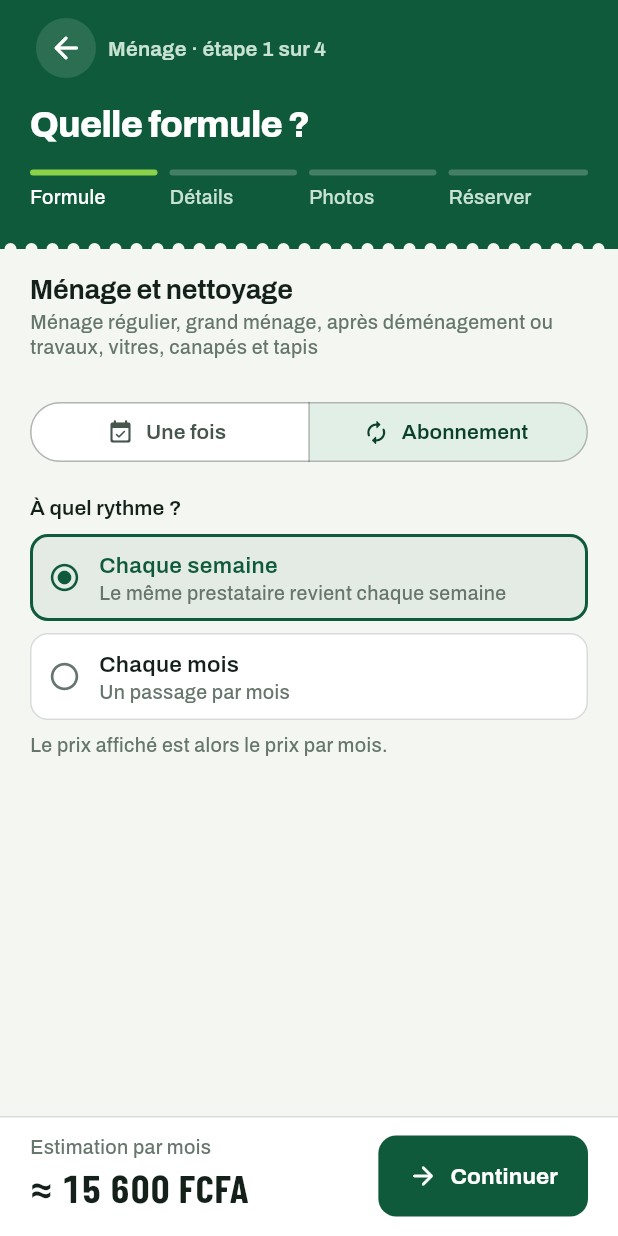
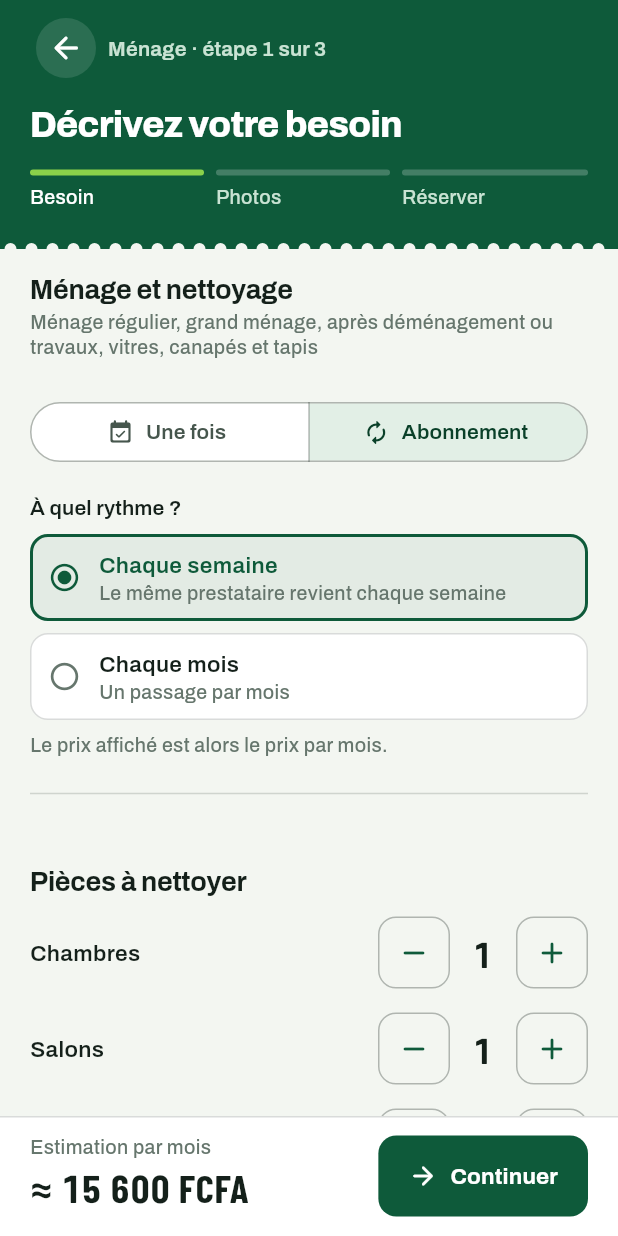
Before and after one commit to mopoleonel/Wanda, a Flutter app: the DemandePage screen opened by its route, after a tap on "Abonnement", on a phone screen of 412 x 824 dp. Run offline on Flutter 3.47's test engine with Material 3 defaults, Android fonts, the phone set to English and light mode, and no system bars; our stand-ins replace connectivity_plus, firebase_core, firebase_messaging, fl_chart, flutter_dotenv, flutter_riverpod and 6 more; missing offline and left inert: google_mlkit_face_detection, google_mlkit_text_recognition; accounts and stored records are empty.

Commit message:
Réservation en 3 étapes ; onglet Accueil
- Formule (une fois / abonnement) et questions du service sur un même écran
- Libellés courts dans la barre de prix (Photo, Vérifier) : plus de
  débordement sur les petits écrans

Co-Authored-By: Claude Opus 5.5 <noreply@anthropic.com>

```diff
--- a/lib/features/demande/demande_page.dart
+++ b/lib/features/demande/demande_page.dart
@@ -1,8 +1,8 @@
 // demande_page.dart
 // -----------------------------------------------------------------------------
-// Réserver un service ménager, en 4 étapes courtes :
-//   1. formule (une fois / abonnement)   2. détails (questionnaire)
-//   3. photos + vérification IA          4. récapitulatif et réservation
+// Réserver un service ménager, en 3 étapes courtes :
+//   1. besoin : formule (une fois / abonnement) et questionnaire
+//   2. photos + vérification IA          3. récapitulatif et réservation
 // Le prix s'affiche en direct (calcul Dart, miroir du SQL) ; au
 // récapitulatif, c'est le prix calculé par le serveur qui est affiché et
 // enregistré. L'IA ne bloque jamais : sans elle, le prix vient des réponses.
@@ -72,9 +72,10 @@ class DemandePage extends ConsumerStatefulWidget {
 }
 
 class _DemandePageState extends ConsumerState<DemandePage> {
-  static const _etapes = ['Formule', 'Détails', 'Photos', 'Réserver'];
+  // Trois étapes : la formule (une fois / abonnement) se choisit sur le même
+  // écran que les questions du service.
+  static const _etapes = ['Besoin', 'Photos', 'Réserver'];
   static const _titres = [
-    'Quelle formule ?',
     'Décrivez votre besoin',
     'Ajoutez des photos',
     'Vérifiez et réservez',
@@ -85,7 +86,7 @@ class _DemandePageState extends ConsumerState<DemandePage> {
   int _etape = 1;
   Tarifs _tarifs = Tarifs.defaut;
 
-  // Étape 3
+  // Étape 2
   final List<File> _photos = [];
   List<String> _chemins = const [];
   bool _verification = false;
@@ -93,7 +94,7 @@ class _DemandePageState extends ConsumerState<DemandePage> {
   AnalyseIa? _analyse;
   CorrectionIa? _correction;
 
-  // Étape 4
+  // Étape 3
   EstimationPrix? _prixServeur;
   bool _prixEnCours = false;
   String? _erreurPrix;
@@ -131,7 +132,7 @@ class _DemandePageState extends ConsumerState<DemandePage> {
       _chemins = a.photosEnvoyees;
       _verifiee = true;
       _analyse = a.analyseId == null ? null : AnalyseIa(id: a.analyseId);
-      _etape = 4;
+      _etape = 3;
       _preparerRecap();
     }
   }
@@ -157,13 +158,12 @@ class _DemandePageState extends ConsumerState<DemandePage> {
           showAppSnackBar(context, 'Choisissez le rythme de l\'abonnement.');
           return;
         }
-      case 2:
         final manque = manqueQuestionnaire(_demande);
         if (manque != null) {
           showAppSnackBar(context, manque);
           return;
         }
-      case 3:
+      case 2:
         if (_photos.isEmpty && _chemins.isEmpty) {
           _prendrePhoto(ImageSource.camera);
           return;
@@ -172,10 +172,10 @@ class _DemandePageState extends ConsumerState<DemandePage> {
           _verifierPhotos();
           return;
         }
-        setState(() => _etape = 4);
+        setState(() => _etape = 3);
         _preparerRecap();
         return;
-      case 4:
+      case 3:
         _reserver();
         return;
     }
@@ -429,7 +429,7 @@ class _DemandePageState extends ConsumerState<DemandePage> {
               Letterhead(
                 showBack: true,
                 onBack: _etape > 1 ? _precedent : null,
-                overline: '${style.label} · étape $_etape sur 4',
+                overline: '${style.label} · étape $_etape sur 3',
                 title: _titres[_etape - 1],
                 bottom: PisteEtapes(libelles: _etapes, etape: _etape),
               ),
@@ -443,10 +443,19 @@ class _DemandePageState extends ConsumerState<DemandePage> {
                   child: KeyedSubtree(
                     key: ValueKey(_etape),
                     child: switch (_etape) {
-                      1 => QuestionsFormule(demande: _demande, onChanged: _maj),
-                      2 => QuestionsService(
-                          demande: _demande, tarifs: _tarifs, onChanged: _maj),
-                      3 => _etapePhotos(),
+                      1 => Column(
+                          crossAxisAlignment: CrossAxisAlignment.stretch,
+                          children: [
+                            QuestionsFormule(
+                                demande: _demande, onChanged: _maj),
+                            const Divider(height: AppSpace.xl * 2),
+                            QuestionsService(
+                                demande: _demande,
+                                tarifs: _tarifs,
+                                onChanged: _maj),
+                          ],
+                        ),
+                      2 => _etapePhotos(),
                       _ => _etapeRecap(),
                     },
                   ),
@@ -464,30 +473,30 @@ class _DemandePageState extends ConsumerState<DemandePage> {
     final personneEnLigne =
         _choisi == null && _prestataires != null && _prestataires!.isEmpty;
     final (String action, IconData icone) = switch (_etape) {
-      3 when _photos.isEmpty && _chemins.isEmpty => (
-          'Prendre une photo',
+      2 when _photos.isEmpty && _chemins.isEmpty => (
+          'Photo',
           Icons.photo_camera_rounded
         ),
-      3 when !_verifiee => ('Vérifier les photos', Icons.fact_check_rounded),
+      2 when !_verifiee => ('Vérifier', Icons.fact_check_rounded),
       // Libellés courts : la barre garde la place du prix sur petit écran.
-      4 when personneEnLigne => ('Indisponible', Icons.schedule_rounded),
-      4 when _choisi == null => ('Choisir', Icons.person_search_rounded),
-      4 => ('Réserver', Icons.check_rounded),
+      3 when personneEnLigne => ('Indisponible', Icons.schedule_rounded),
+      3 when _choisi == null => ('Choisir', Icons.person_search_rounded),
+      3 => ('Réserver', Icons.check_rounded),
       _ => ('Continuer', Icons.arrow_forward_rounded),
     };
-    final serveur = _etape == 4 ? _prixServeur : null;
+    final serveur = _etape == 3 ? _prixServeur : null;
     return BarrePrix(
       estimation: serveur ?? _estimation,
       confirme: serveur != null,
       action: action,
       icone: icone,
       chargement:
-          _verification || _reservation || (_etape == 4 && _prixEnCours),
-      onPressed: _etape == 4 && personneEnLigne ? null : _suivant,
+          _verification || _reservation || (_etape == 3 && _prixEnCours),
+      onPressed: _etape == 3 && personneEnLigne ? null : _suivant,
     );
   }
 
-  // ----------------------------------------------------------- étape 3 : photos
+  // ----------------------------------------------------------- étape 2 : photos
 
   Widget _etapePhotos() {
     final style = ServiceStyle.ofCategorie(_demande.service);
@@ -611,7 +620,7 @@ class _DemandePageState extends ConsumerState<DemandePage> {
     );
   }
 
-  // ----------------------------------------------------- étape 4 : récap
+  // ----------------------------------------------------- étape 3 : récap
 
   Widget _etapeRecap() {
     final prix = _prixServeur;
--- a/lib/features/services/service_page.dart
+++ b/lib/features/services/service_page.dart
@@ -746,9 +746,9 @@ class _ServicePageState extends ConsumerState<ServicePage> {
           onDestinationSelected: (i) => setState(() => _selectedIndex = i),
           destinations: const [
             NavigationDestination(
-              icon: Icon(Icons.handyman_outlined),
-              selectedIcon: Icon(Icons.handyman_rounded),
-              label: 'Services',
+              icon: Icon(Icons.home_outlined),
+              selectedIcon: Icon(Icons.home_rounded),
+              label: 'Accueil',
             ),
             NavigationDestination(
               icon: Icon(Icons.receipt_long_outlined),
```
Also changed, not shown: 2 other files.
